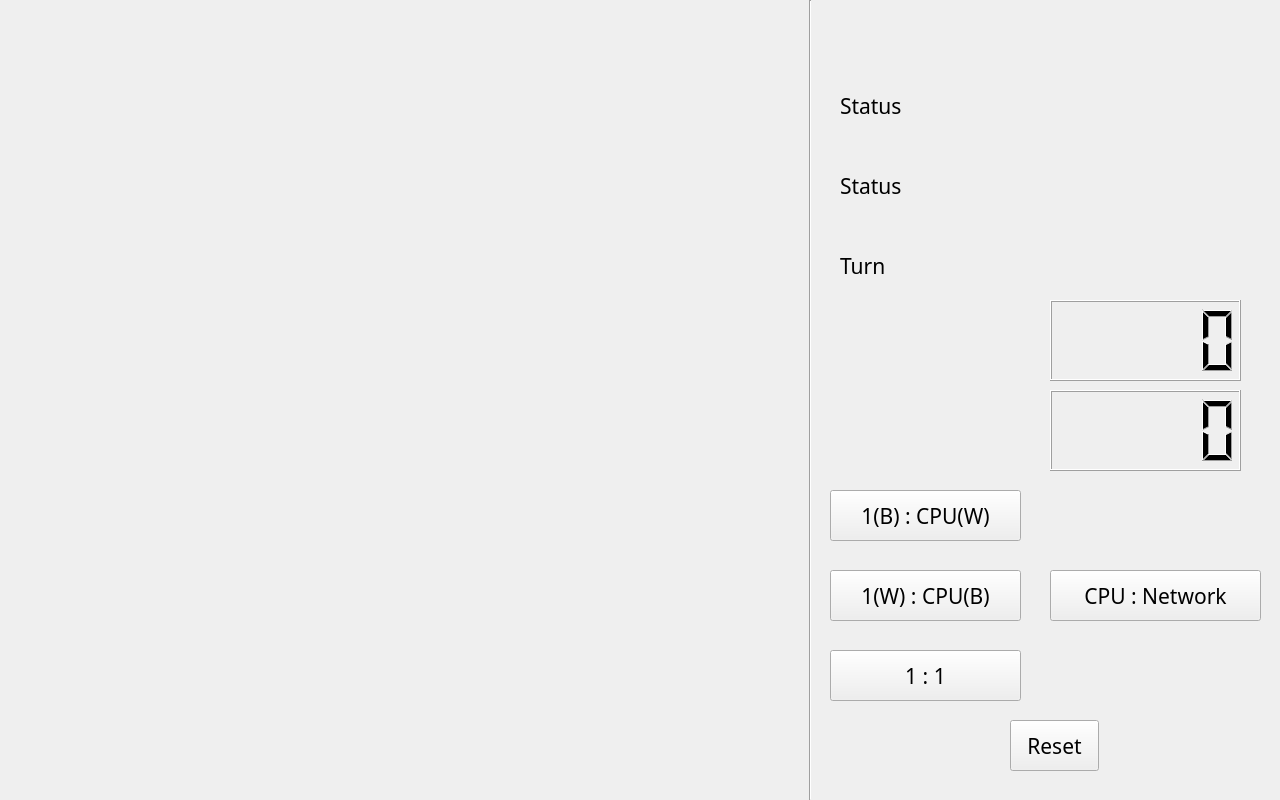
This is widget.ui in rltjfkrhgo/BoB_connect6 as Qt 5 draws it before an edit. The edited form follows.
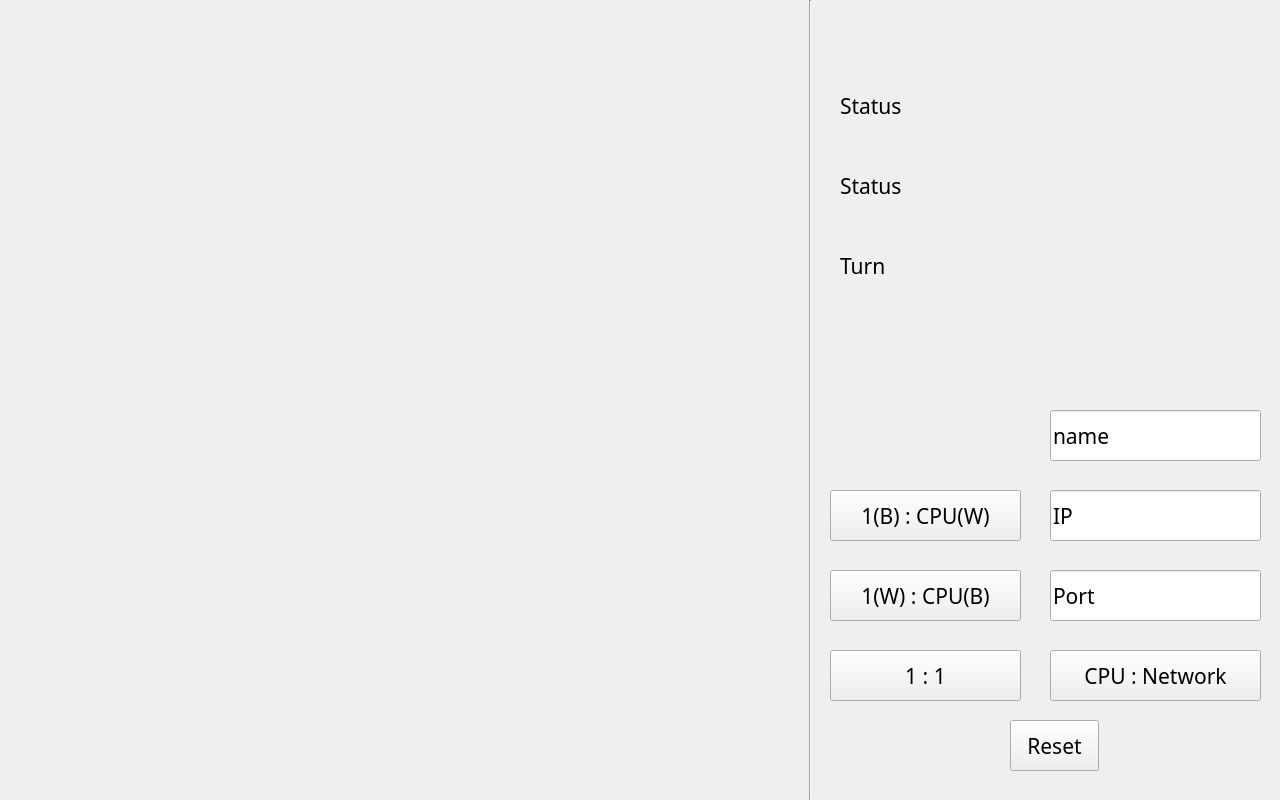
This is the edited form.

```diff
--- a/widget.ui
+++ b/widget.ui
@@ -13,26 +13,6 @@
   <property name="windowTitle">
    <string>Widget</string>
   </property>
-  <widget class="QLCDNumber" name="lcdX">
-   <property name="geometry">
-    <rect>
-     <x>1050</x>
-     <y>300</y>
-     <width>191</width>
-     <height>81</height>
-    </rect>
-   </property>
-  </widget>
-  <widget class="QLCDNumber" name="lcdY">
-   <property name="geometry">
-    <rect>
-     <x>1050</x>
-     <y>390</y>
-     <width>191</width>
-     <height>81</height>
-    </rect>
-   </property>
-  </widget>
   <widget class="QLabel" name="labelTurn">
    <property name="geometry">
     <rect>
@@ -145,7 +125,7 @@
    <property name="geometry">
     <rect>
      <x>1050</x>
-     <y>570</y>
+     <y>650</y>
      <width>211</width>
      <height>51</height>
     </rect>
@@ -198,6 +178,81 @@
     <string>1(W) : CPU(B)</string>
    </property>
   </widget>
+  <widget class="QLineEdit" name="ipInput">
+   <property name="enabled">
+    <bool>true</bool>
+   </property>
+   <property name="geometry">
+    <rect>
+     <x>1050</x>
+     <y>490</y>
+     <width>211</width>
+     <height>51</height>
+    </rect>
+   </property>
+   <property name="font">
+    <font>
+     <family>나눔고딕</family>
+     <pointsize>16</pointsize>
+    </font>
+   </property>
+   <property name="toolTip">
+    <string>&lt;html&gt;&lt;head/&gt;&lt;body&gt;&lt;p&gt;&lt;br/&gt;&lt;/p&gt;&lt;/body&gt;&lt;/html&gt;</string>
+   </property>
+   <property name="text">
+    <string>IP</string>
+   </property>
+  </widget>
+  <widget class="QLineEdit" name="portInput">
+   <property name="enabled">
+    <bool>true</bool>
+   </property>
+   <property name="geometry">
+    <rect>
+     <x>1050</x>
+     <y>570</y>
+     <width>211</width>
+     <height>51</height>
+    </rect>
+   </property>
+   <property name="font">
+    <font>
+     <family>나눔고딕</family>
+     <pointsize>16</pointsize>
+    </font>
+   </property>
+   <property name="toolTip">
+    <string>&lt;html&gt;&lt;head/&gt;&lt;body&gt;&lt;p&gt;&lt;br/&gt;&lt;/p&gt;&lt;/body&gt;&lt;/html&gt;</string>
+   </property>
+   <property name="text">
+    <string>Port</string>
+   </property>
+  </widget>
+  <widget class="QLineEdit" name="nameInput">
+   <property name="enabled">
+    <bool>true</bool>
+   </property>
+   <property name="geometry">
+    <rect>
+     <x>1050</x>
+     <y>410</y>
+     <width>211</width>
+     <height>51</height>
+    </rect>
+   </property>
+   <property name="font">
+    <font>
+     <family>나눔고딕</family>
+     <pointsize>16</pointsize>
+    </font>
+   </property>
+   <property name="toolTip">
+    <string>&lt;html&gt;&lt;head/&gt;&lt;body&gt;&lt;p&gt;&lt;br/&gt;&lt;/p&gt;&lt;/body&gt;&lt;/html&gt;</string>
+   </property>
+   <property name="text">
+    <string>name</string>
+   </property>
+  </widget>
  </widget>
  <resources/>
  <connections/>
```
